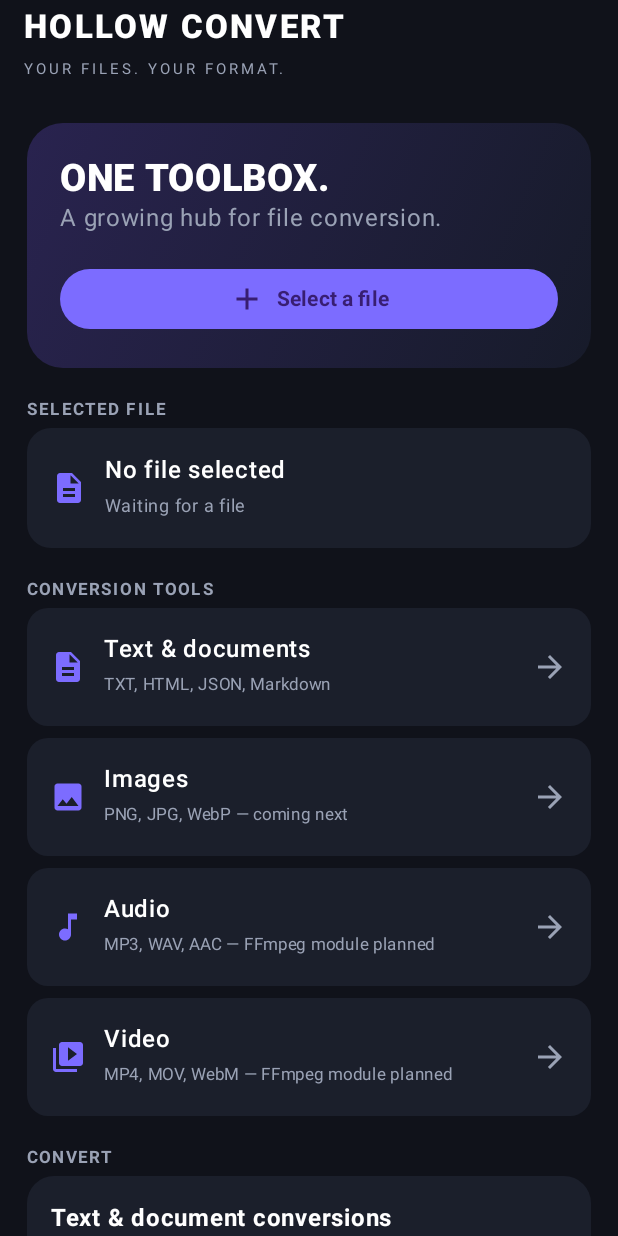
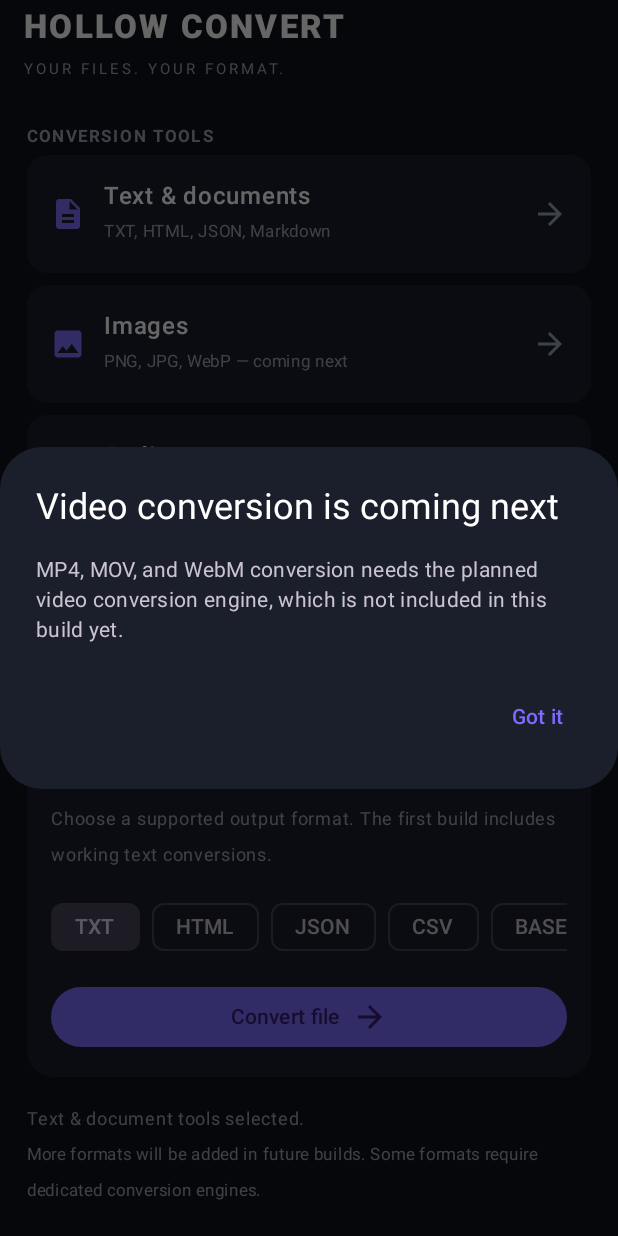
Before and after one commit to actuallynotholloww/Hollow-convert, an Android app built with Jetpack Compose: the screen it shows after launch (MainActivity), after a tap on "Video", on a phone screen of 412 x 824 dp. Run offline under Robolectric (Android 15) with nearby library versions, the phone set to English and light mode, and no system bars; 3 other taps on this screen came first.

Commit message:
Fix conversion tool card interactions and remove duplicate APK workflow

```diff
--- a/app/src/main/java/com/hollowshote/hollowconvert/MainActivity.kt
+++ b/app/src/main/java/com/hollowshote/hollowconvert/MainActivity.kt
@@ -11,7 +11,9 @@ import androidx.compose.foundation.background
 import androidx.compose.foundation.horizontalScroll
 import androidx.compose.foundation.layout.*
 import androidx.compose.foundation.lazy.LazyColumn
+import androidx.compose.foundation.lazy.rememberLazyListState
 import androidx.compose.foundation.rememberScrollState
+import kotlinx.coroutines.launch
 import androidx.compose.foundation.shape.RoundedCornerShape
 import androidx.compose.material.icons.Icons
 import androidx.compose.material.icons.filled.Add
@@ -53,7 +55,10 @@ fun HollowConvertApp() {
     var sourceName by remember { mutableStateOf("No file selected") }
     var outputText by remember { mutableStateOf("") }
     var status by remember { mutableStateOf("Choose a file to get started.") }
-    var selectedTool by remember { mutableStateOf("Auto detect") }
+    var selectedTool by remember { mutableStateOf("Text & documents") }
+    var plannedTool by remember { mutableStateOf<String?>(null) }
+    val listState = rememberLazyListState()
+    val scope = rememberCoroutineScope()
 
     val openFile = rememberLauncherForActivityResult(ActivityResultContracts.OpenDocument()) { uri ->
         if (uri != null) {
@@ -88,6 +93,7 @@ fun HollowConvertApp() {
             )
         }) { padding ->
             LazyColumn(
+                state = listState,
                 modifier = Modifier.fillMaxSize().padding(padding),
                 contentPadding = PaddingValues(18.dp),
                 verticalArrangement = Arrangement.spacedBy(16.dp)
@@ -131,17 +137,21 @@ fun HollowConvertApp() {
                 item {
                     Text("CONVERSION TOOLS", color = Muted, fontSize = 11.sp, fontWeight = FontWeight.Bold, letterSpacing = 1.5.sp)
                     Column(verticalArrangement = Arrangement.spacedBy(8.dp)) {
-                        ToolRow("Text & documents", "TXT, HTML, JSON, Markdown", Icons.Default.Description) { selectedTool = "Text & documents" }
-                        ToolRow("Images", "PNG, JPG, WebP — coming next", Icons.Default.Image) { selectedTool = "Images" }
-                        ToolRow("Audio", "MP3, WAV, AAC — FFmpeg module planned", Icons.Default.MusicNote) { selectedTool = "Audio" }
-                        ToolRow("Video", "MP4, MOV, WebM — FFmpeg module planned", Icons.Default.VideoLibrary) { selectedTool = "Video" }
+                        ToolRow("Text & documents", "TXT, HTML, JSON, Markdown", Icons.Default.Description) {
+                            selectedTool = "Text & documents"
+                            status = "Text & document tools selected."
+                            scope.launch { listState.animateScrollToItem(3) }
+                        }
+                        ToolRow("Images", "PNG, JPG, WebP — coming next", Icons.Default.Image) { plannedTool = "Images" }
+                        ToolRow("Audio", "MP3, WAV, AAC — FFmpeg module planned", Icons.Default.MusicNote) { plannedTool = "Audio" }
+                        ToolRow("Video", "MP4, MOV, WebM — FFmpeg module planned", Icons.Default.VideoLibrary) { plannedTool = "Video" }
                     }
                 }
                 item {
                     Text("CONVERT", color = Muted, fontSize = 11.sp, fontWeight = FontWeight.Bold, letterSpacing = 1.5.sp)
                     Card(colors = CardDefaults.cardColors(containerColor = Panel), shape = RoundedCornerShape(18.dp)) {
                         Column(Modifier.padding(16.dp), verticalArrangement = Arrangement.spacedBy(12.dp)) {
-                            Text("Text & document conversions", fontWeight = FontWeight.Bold)
+                            Text(if (selectedTool == "Text & documents") "Text & document conversions" else "$selectedTool conversions", fontWeight = FontWeight.Bold)
                             Text("Choose a supported output format. The first build includes working text conversions.", color = Muted, fontSize = 12.sp)
                             var format by remember { mutableStateOf("TXT") }
                             Row(Modifier.horizontalScroll(rememberScrollState()), horizontalArrangement = Arrangement.spacedBy(8.dp)) {
@@ -184,6 +194,22 @@ fun HollowConvertApp() {
                     Text("More formats will be added in future builds. Some formats require dedicated conversion engines.", color = Muted, fontSize = 11.sp)
                 }
             }
+        }
+        plannedTool?.let { tool ->
+            val details = when (tool) {
+                "Images" -> "PNG, JPG, and WebP conversion is not included in this build yet. Image conversion is still under development."
+                "Audio" -> "MP3, WAV, and AAC conversion needs the planned audio conversion engine, which is not included in this build yet."
+                else -> "MP4, MOV, and WebM conversion needs the planned video conversion engine, which is not included in this build yet."
+            }
+            AlertDialog(
+                onDismissRequest = { plannedTool = null },
+                title = { Text("$tool conversion is coming next") },
+                text = { Text(details) },
+                confirmButton = {
+                    TextButton(onClick = { plannedTool = null }) { Text("Got it") }
+                },
+                containerColor = Panel
+            )
         }
     }
 }
```
Also changed, not shown: 2 other files.
